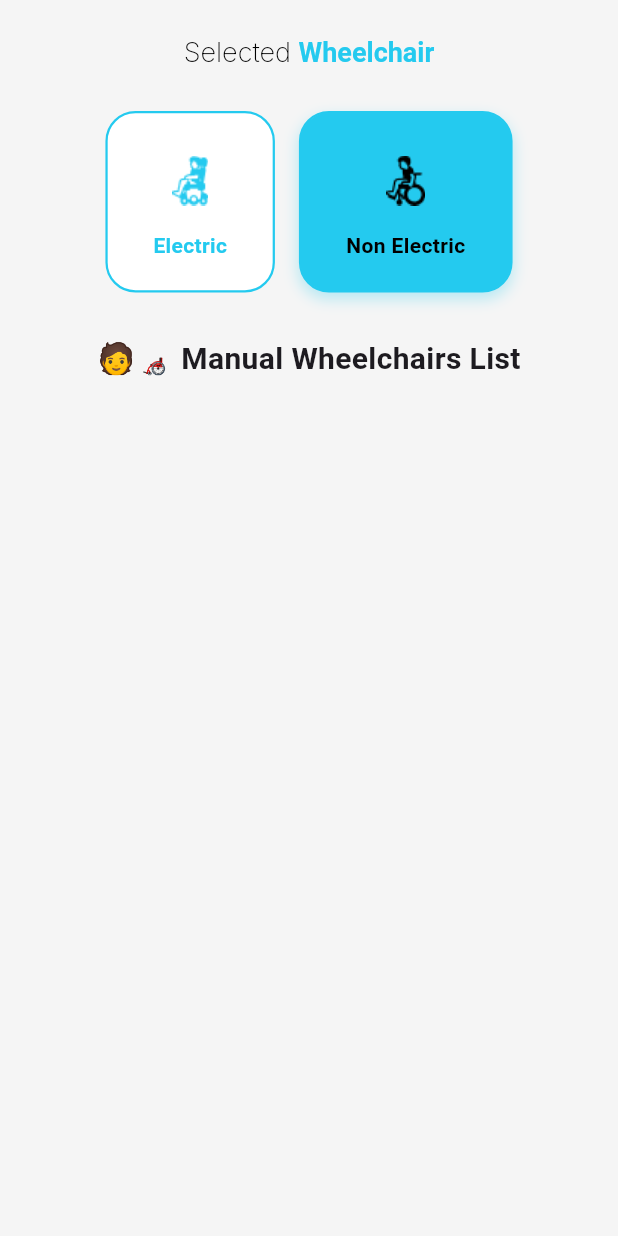
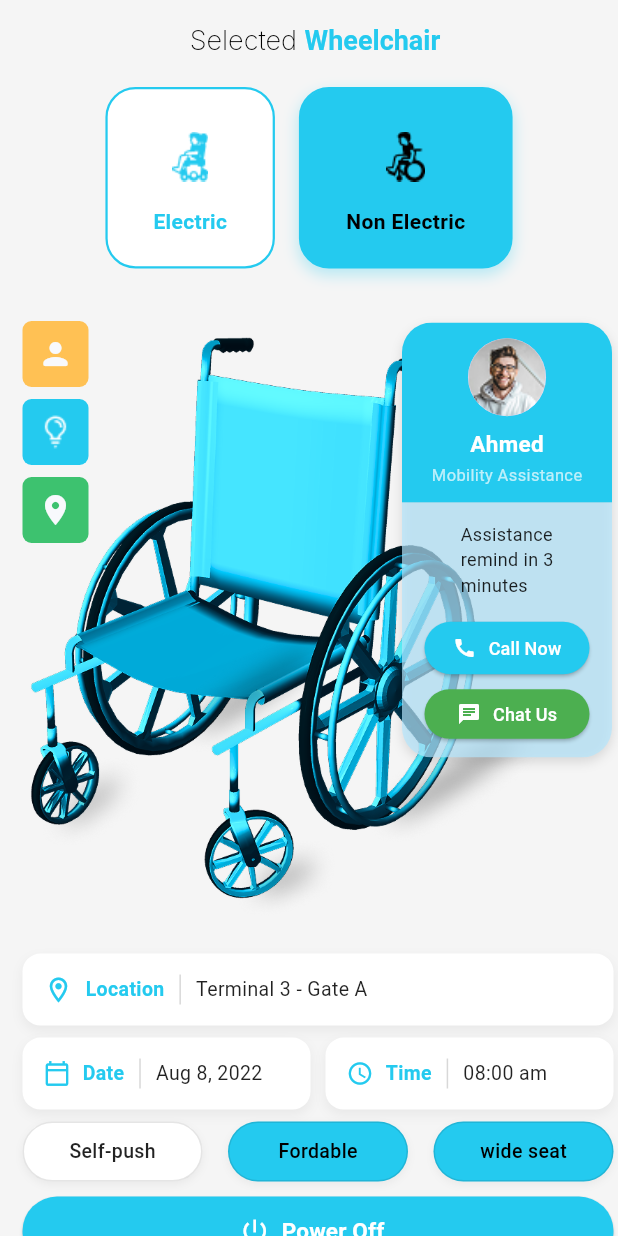
Before and after one commit to Salma28-zahran/hmmam_app, a Flutter app: the HomeScreen screen opened by its route, after a tap on "Non Electric", on a phone screen of 412 x 824 dp. Run offline on Flutter 3.47's test engine with Material 3 defaults, Android fonts, the phone set to English and light mode, and no system bars; our stand-ins replace font_awesome_flutter, google_fonts, pin_code_fields.

Commit message:
Electric tab done Nonelectric tab done

```diff
--- a/lib/core/resources/app_assets_manager.dart
+++ b/lib/core/resources/app_assets_manager.dart
@@ -10,6 +10,18 @@ abstract class AssetsManager {
   static const String notification = "assets/images/png/notification.png";
   static const String cycle = "assets/images/png/cycle.png";
   static const String cycle2 = "assets/images/png/cycle2.png";
+  static const String power = "assets/images/png/power.png";
+  static const String electric = "assets/images/png/electric.png";
+  static const String cart = "assets/images/png/cart.png";
+  static const String lamp = "assets/images/png/lamp.png";
+  static const String none = "assets/images/png/none.png";
+  static const String person = "assets/images/png/person.png";
+
+
+
+
+
+
 
 
 
--- /dev/null
+++ b/lib/features/home/presentation/views/ElectricTabContent.dart
@@ -0,0 +1,241 @@
+import 'package:flutter/material.dart';
+import 'package:hmmam_app/core/resources/app_assets_manager.dart';
+import 'package:hmmam_app/theme/app_theme.dart';
+
+class Electrictabcontent extends StatelessWidget {
+  final double batteryLevel;
+
+  const Electrictabcontent({super.key, required this.batteryLevel});
+
+  @override
+  Widget build(BuildContext context) {
+    double filledHeight = (batteryLevel / 100) * 200;
+
+    return Padding(
+      padding: const EdgeInsets.only(top: 5, left: 15,right: 3),
+      child: Column(
+        children: [
+          Row(
+            mainAxisAlignment: MainAxisAlignment.spaceBetween,
+            crossAxisAlignment: CrossAxisAlignment.start,
+            children: [
+              Column(
+                children: [
+                  Container(
+                    width: 44,
+                    height: 44,
+                    decoration: BoxDecoration(
+                      color: AppColor.yellow,
+                      borderRadius: BorderRadius.circular(6),
+                    ),
+                    child: Image.asset(AssetsManager.power),
+                  ),
+                  SizedBox(height: 8,),
+                  Container(
+                    width: 44,
+                    height: 44,
+                    decoration: BoxDecoration(
+                      color: AppColor.primary,
+                      borderRadius: BorderRadius.circular(6),
+                    ),
+                    child: Icon(Icons.bluetooth, color: AppColor.white,),
+                  ),
+                  SizedBox(height: 8,),
+                  Container(
+                    width: 44,
+                    height: 44,
+                    decoration: BoxDecoration(
+                      color: AppColor.grey3,
+                      borderRadius: BorderRadius.circular(6),
+                    ),
+                    child: Icon(Icons.lock, color: AppColor.grey2,),
+                  ),
+                ],
+              ),
+              SizedBox(width: 30,),
+              Expanded(
+                child: Transform.translate(
+                  offset: const Offset(0, -30),
+                  child: Image.asset(AssetsManager.electric),
+                ),
+              ),
+              Column(
+                children: [
+                  Container(
+                    width: 12,
+                    height: 200,
+                    decoration: BoxDecoration(
+                      color: Color(0xffC3E7F6),
+                      borderRadius: BorderRadius.circular(10),
+                    ),
+                    alignment: Alignment.bottomCenter,
+                    child: Container(
+                      width: 12,
+                      height: filledHeight,
+                      decoration: BoxDecoration(
+                        color: AppColor.primary,
+                        borderRadius: BorderRadius.circular(10),
+                      ),
+                    ),
+                  ),
+                  const SizedBox(height: 8),
+                  Text(
+                    "${batteryLevel.toInt()}",
+                    style: const TextStyle(
+                        fontSize: 16, fontWeight: FontWeight.bold),
+                  ),
+                  const Text(
+                    "Battery%",
+                    style: TextStyle(fontSize: 12, color: Colors.grey),
+                  ),
+                ],
+              ),
+
+            ],
+          ),
+          Row(
+            children: [
+              Container(
+                width: 144,
+                height: 80,
+                decoration: BoxDecoration(
+                  color: AppColor.white,
+                  border: Border.all(
+                    color: AppColor.grey3,
+                  ),
+                  borderRadius: BorderRadius.circular(16),
+                ),
+                child: Padding(
+                  padding: const EdgeInsets.symmetric(horizontal: 16, vertical: 10),
+                  child: Column(
+                    crossAxisAlignment: CrossAxisAlignment.start,
+                    mainAxisAlignment: MainAxisAlignment.center,
+                    children: [
+                      const Text(
+                        "Range",
+                        style: TextStyle(
+                          fontSize: 13,
+                          color: Colors.grey,
+                          fontWeight: FontWeight.w400,
+                        ),
+                      ),
+                      Row(
+                        crossAxisAlignment: CrossAxisAlignment.end,
+                        children: [
+                          const Text(
+                            "100",
+                            style: TextStyle(
+                              fontSize: 26,
+                              fontWeight: FontWeight.bold,
+                              color: Color(0xFF1C1C2E),
+                            ),
+                          ),
+                          const SizedBox(width: 4),
+                          const Text(
+                            "km",
+                            style: TextStyle(
+                              fontSize: 13,
+                              color: Colors.grey,
+                            ),
+                          ),
+                        ],
+                      ),
+                    ],
+                  ),
+                ),
+              ),
+
+
+              SizedBox(width: 20,),
+              Container(
+                width: 200,
+                height: 70,
+                decoration: BoxDecoration(
+                    color: AppColor.primary,
+                    border:Border.all(
+                        color: AppColor.grey3
+                    ),borderRadius: BorderRadius.circular(16),
+                ),
+                child: Row(
+                  crossAxisAlignment: CrossAxisAlignment.center,
+                  children: [
+                    Padding(
+                      padding: const EdgeInsets.only(left: 33),
+                      child: Container(
+                        width: 36,
+                        height: 36,
+                        decoration: BoxDecoration(
+                          color: AppColor.white,
+                          borderRadius: BorderRadius.circular(50),
+                        ),
+                        child: Icon(Icons.power_settings_new_outlined,color: AppColor.primary,),
+                      ),
+
+                    ),
+                    SizedBox(width: 10,),
+                    Text("Power Off",style:AppColor.textwhite,)
+                  ],
+                ),
+              )
+            ],
+          ),
+          Container(
+            width: double.infinity,
+            height: 90,
+            decoration: BoxDecoration(
+              color: Colors.white,
+              border: Border.all(color: Colors.grey.shade300),
+              borderRadius: BorderRadius.circular(16),
+            ),
+            padding: const EdgeInsets.all(12),
+            child: Row(
+              children: [
+                Container(
+                  width: 70,
+                  height: 70,
+                  decoration: BoxDecoration(
+                    borderRadius: BorderRadius.circular(12),
+                    image: DecorationImage(
+                      image: AssetImage(AssetsManager.cart,),
+
+                      fit: BoxFit.contain,
+                    ),
+                  ),
+                ),
+                const SizedBox(width: 15),
+
+                Expanded(
+                  child: Column(
+                    crossAxisAlignment: CrossAxisAlignment.start,
+                    mainAxisAlignment: MainAxisAlignment.center,
+                    children: const [
+                      Text(
+                        "Register Now!",
+                        style: TextStyle(
+                          fontSize: 16,
+                          fontWeight: FontWeight.bold,
+                          color: Color(0xFF1C1C2E),
+                        ),
+                      ),
+                      SizedBox(height: 4),
+                      Text(
+                        "Create or login an account and get more benefits",
+                        style: TextStyle(
+                          fontSize: 13,
+                          color: Colors.grey,
+                          height: 1.3,
+                        ),
+                      ),
+                    ],
+                  ),
+                ),
+              ],
+            ),
+          ),
+
+        ],
+      )
+
+    );
+  }
+}
--- /dev/null
+++ b/lib/features/home/presentation/views/NonElectricTabContent.dart
@@ -0,0 +1,419 @@
+import 'package:flutter/material.dart';
+import 'package:font_awesome_flutter/font_awesome_flutter.dart';
+import 'package:hmmam_app/core/resources/app_assets_manager.dart';
+import 'package:hmmam_app/theme/app_theme.dart';
+
+class Nonelectrictabcontent extends StatelessWidget {
+  const Nonelectrictabcontent({super.key});
+
+  @override
+  Widget build(BuildContext context) {
+    return Padding(
+      padding: const EdgeInsets.only(top: 5, left: 15, right: 3),
+      child: Stack(
+        children: [
+          Column(
+            children: [
+              Row(
+                mainAxisAlignment: MainAxisAlignment.spaceBetween,
+                crossAxisAlignment: CrossAxisAlignment.start,
+                children: [
+                  Column(
+                    children: [
+                      Container(
+                        width: 44,
+                        height: 44,
+                        decoration: BoxDecoration(
+                          color: AppColor.yellow,
+                          borderRadius: BorderRadius.circular(6),
+                        ),
+                        child: Icon(Icons.person_rounded, color: AppColor.white),
+                      ),
+                      const SizedBox(height: 8),
+                      Container(
+                        width: 44,
+                        height: 44,
+                        decoration: BoxDecoration(
+                          color: AppColor.primary,
+                          borderRadius: BorderRadius.circular(6),
+                        ),
+                        child: Image.asset(AssetsManager.lamp),
+                      ),
+                      const SizedBox(height: 8),
+                      Container(
+                        width: 44,
+                        height: 44,
+                        decoration: BoxDecoration(
+                          color: AppColor.green,
+                          borderRadius: BorderRadius.circular(6),
+                        ),
+                        child:
+                        Icon(Icons.location_on_sharp, color: AppColor.white),
+                      ),
+                    ],
+                  ),
+                  Expanded(
+                    child: Transform.translate(
+                      offset: const Offset(-45, -7),
+                      child: Image.asset(AssetsManager.none),
+                    ),
+                  ),
+                ],
+              ),
+      Container(
+        padding: const EdgeInsets.symmetric(horizontal: 14, vertical: 14),
+        decoration: BoxDecoration(
+          color: Colors.white,
+          borderRadius: BorderRadius.circular(12),
+          boxShadow: [
+            BoxShadow(
+              color: Colors.black12.withOpacity(0.05),
+              blurRadius: 6,
+              offset: const Offset(0, 3),
+            ),
+          ],
+        ),
+        child:
+        Row(
+          children: [
+            Icon(Icons.location_on_outlined, color: AppColor.primary, size: 20),
+            const SizedBox(width: 8),
+            const Text(
+              'Location',
+              style: TextStyle(
+                fontWeight: FontWeight.w600,
+                color: AppColor.primary,
+                fontSize: 13,
+              ),
+            ),
+
+            Container(
+              height: 20,
+              width: 1,
+              color: Colors.grey.withOpacity(0.4),
+              margin: const EdgeInsets.symmetric(horizontal: 10),
+            ),
+
+            const Text(
+              'Terminal 3 - Gate A',
+              style: TextStyle(
+                fontSize: 13,
+                color: Colors.black87,
+              ),
+            ),
+          ],
+        ),
+
+      ),
+
+      const SizedBox(height: 8),
+
+      // 🗓️ Date + Time
+      Row(
+        children: [
+          Expanded(
+            child: Container(
+              padding: const EdgeInsets.symmetric(horizontal: 14, vertical: 14),
+              decoration: BoxDecoration(
+                color: Colors.white,
+                borderRadius: BorderRadius.circular(12),
+                boxShadow: [
+                  BoxShadow(
+                    color: Colors.black12.withOpacity(0.05),
+                    blurRadius: 6,
+                    offset: const Offset(0, 3),
+                  ),
+                ],
+              ),
+              child:Row(
+                children: [
+                  Icon(Icons.calendar_today_outlined,
+                      color: AppColor.primary, size: 18),
+                  const SizedBox(width: 8),
+                  const Text(
+                    'Date',
+                    style: TextStyle(
+                      fontWeight: FontWeight.w600,
+                      color: AppColor.primary,
+                      fontSize: 13,
+                    ),
+                  ),
+
+                  Container(
+                    height: 20,
+                    width: 1,
+                    color: Colors.grey.withOpacity(0.4),
+                    margin: const EdgeInsets.symmetric(horizontal: 10),
+                  ),
+
+                  const Text(
+                    'Aug 8, 2022',
+                    style: TextStyle(fontSize: 13, color: Colors.black87),
+                  ),
+                ],
+              ),
+
+            ),
+          ),
+          const SizedBox(width: 10),
+          Expanded(
+            child: Container(
+              padding: const EdgeInsets.symmetric(horizontal: 14, vertical: 14),
+              decoration: BoxDecoration(
+                color: Colors.white,
+                borderRadius: BorderRadius.circular(12),
+                boxShadow: [
+                  BoxShadow(
+                    color: Colors.black12.withOpacity(0.05),
+                    blurRadius: 6,
+                    offset: const Offset(0, 3),
+                  ),
+                ],
+              ),
+              child:
+              Row(
+                children: [
+                  // ⏰ Time label
+                  Row(
+                    children: [
+                      Icon(Icons.access_time_outlined,
+                          color: AppColor.primary, size: 18),
+                      const SizedBox(width: 8),
+                      const Text(
+                        'Time',
+                        style: TextStyle(
+                          fontWeight: FontWeight.w600,
+                          color: AppColor.primary,
+                          fontSize: 13,
+                        ),
+                      ),
+                    ],
+                  ),
+
+                  Container(
+                    height: 20,
+                    width: 1,
+                    color: Colors.grey.withOpacity(0.4),
+                    margin: const EdgeInsets.symmetric(horizontal: 10),
+                  ),
+
+                  const Text(
+                    '08:00 am',
+                    style: TextStyle(fontSize: 13, color: Colors.black87),
+                  ),
+                ],
+              ),
+
+            ),
+          ),
+        ],
+      ),
+
+      const SizedBox(height: 8),
+
+      // 🏷️ Tags
+      Row(
+        mainAxisAlignment: MainAxisAlignment.spaceBetween,
+        children: [
+          _buildTag('Self-push', Colors.white, Colors.black87),
+          _buildTag('Fordable', AppColor.primary, Colors.black),
+          _buildTag('wide seat', AppColor.primary, Colors.black),
+        ],
+      ),
+
+      const SizedBox(height: 10),
+
+      // 🔘 Power Off button
+      SizedBox(
+        width: double.infinity,
+        height: 46,
+        child: ElevatedButton.icon(
+          style: ElevatedButton.styleFrom(
+            backgroundColor: AppColor.primary,
+            shape: RoundedRectangleBorder(
+              borderRadius: BorderRadius.circular(25),
+            ),
+          ),
+          onPressed: () {},
+          icon: const Icon(Icons.power_settings_new,
+              color: Colors.white, size: 20),
+          label: const Text(
+            'Power Off',
+            style: TextStyle(
+              color: Colors.white,
+              fontWeight: FontWeight.w600,
+              fontSize: 15,
+            ),
+          ),
+        ),
+      ),
+      ],
+
+
+
+
+
+
+
+          ),
+          Positioned(
+            right: 1,
+            top: 1,
+            child:Container(
+              width: 140,
+              height: 290,
+              decoration: BoxDecoration(
+                borderRadius: BorderRadius.circular(20),
+                boxShadow: [
+                  BoxShadow(
+                    color: Colors.black12,
+                    blurRadius: 6,
+                    offset: const Offset(0, 3),
+                  ),
+                ],
+              ),
+              child: ClipRRect(
+                borderRadius: BorderRadius.circular(20),
+                child: Column(
+                  children: [
+                    Container(
+                      height: 120,
+                      width: 160,
+                      color: AppColor.primary,
+                      child: Column(
+                        mainAxisAlignment: MainAxisAlignment.center,
+                        children: [
+                          const CircleAvatar(
+                            radius: 26,
+                            backgroundImage: AssetImage(AssetsManager.person),
+                          ),
+                          const SizedBox(height: 8),
+                          const Text(
+                            'Ahmed',
+                            style: TextStyle(
+                              color: Colors.white,
+                              fontWeight: FontWeight.bold,
+                              fontSize: 15,
+                            ),
+                          ),
+                          const SizedBox(height: 2),
+                          const Text(
+                            'Mobility Assistance',
+                            style: TextStyle(
+                              color: Colors.white70,
+                              fontSize: 11,
+                            ),
+                          ),
+                        ],
+                      ),
+                    ),
+
+                    Expanded(
+                      child: Container(
+                        width: 140,
+                        height: 210,
+                        color: Colors.lightBlue.shade100.withOpacity(0.7),
+                        padding: const EdgeInsets.symmetric(horizontal: 12, vertical: 12),
+                        child: Column(
+                          crossAxisAlignment: CrossAxisAlignment.center,
+                          mainAxisAlignment: MainAxisAlignment.center,
+                          children: [
+                            Padding(
+                              padding: const EdgeInsets.only(left: 27),
+                              child: Text(
+                                'Assistance\nremind in 3 minutes',
+                                style: TextStyle(
+                                  color: Colors.black87,
+                                  fontSize: 12,
+                                  height: 1.4,
+
+                                ),
+                              ),
+                            ),
+                            const SizedBox(height: 16),
+
+                            /// زر Call Now
+                            SizedBox(
+                              width: 110,
+                              height: 35,
+                              child: ElevatedButton.icon(
+                                style: ElevatedButton.styleFrom(
+                                  backgroundColor: AppColor.primary,
+                                  shape: RoundedRectangleBorder(
+                                    borderRadius: BorderRadius.circular(30),
+                                  ),
+                                  padding: const EdgeInsets.symmetric(vertical: 8),
+                                ),
+                                onPressed: () {},
+                                icon: const Icon(Icons.call, size: 16, color: Colors.white),
+                                label: const Text(
+                                  'Call Now',
+                                  style: TextStyle(fontSize: 12, color: Colors.white),
+                                ),
+                              ),
+                            ),
+                            const SizedBox(height: 10),
+
+                            SizedBox(
+                              width: 110,
+                              height: 33,
+                              child: ElevatedButton.icon(
+                                style: ElevatedButton.styleFrom(
+                                  backgroundColor: Colors.green,
+                                  shape: RoundedRectangleBorder(
+                                    borderRadius: BorderRadius.circular(30),
+                                  ),
+                                  padding: const EdgeInsets.symmetric(vertical: 8),
+                                ),
+                                onPressed: () {},
+                                icon: const Icon(Icons.chat, size: 16, color: Colors.white),
+                                label: const Text(
+                                  'Chat Us',
+                                  style: TextStyle(fontSize: 12, color: Colors.white),
+                                ),
+                              ),
+                            ),
+                          ],
+                        ),
+                      ),
+                    ),
+                  ],
+                ),
+              ),
+            )
+          ),
+        ],
+      ),
+
+    );
+  }
+Widget _buildTag(String text, Color bg, Color textColor) {
+  return
+    Container(
+      width: 120,
+    height: 40,
+    decoration: BoxDecoration(
+      color: bg,
+      borderRadius: BorderRadius.circular(22),
+      border: Border.all(color: Colors.black12.withOpacity(0.1)),
+      boxShadow: [
+        BoxShadow(
+          color: Colors.black12.withOpacity(0.05),
+          blurRadius: 4,
+          offset: const Offset(0, 2),
+        ),
+      ],
+    ),
+    child: Center(
+      child: Text(
+        text,
+        style: TextStyle(
+          color: textColor,
+          fontSize: 13,
+          fontWeight: FontWeight.w500,
+        ),
+      ),
+    ),
+  );
+}
+}
--- a/lib/features/home/presentation/views/home_screen.dart
+++ b/lib/features/home/presentation/views/home_screen.dart
@@ -15,7 +15,7 @@ class HomeScreen extends StatelessWidget {
             const SizedBox(height: 16),
 
             Padding(
-              padding: const EdgeInsets.all(8.0),
+              padding: const EdgeInsets.only(left: 8),
               child: RichText(
                 text: TextSpan(
                   children: [
--- a/lib/features/home/presentation/widgets/WheelchairTypeWidget.dart
+++ b/lib/features/home/presentation/widgets/WheelchairTypeWidget.dart
@@ -1,4 +1,6 @@
 import 'package:flutter/material.dart';
+import 'package:hmmam_app/features/home/presentation/views/ElectricTabContent.dart';
+import 'package:hmmam_app/features/home/presentation/views/NonElectricTabContent.dart';
 import 'package:hmmam_app/theme/app_theme.dart';
 
 class WheelchairTypeWidget extends StatefulWidget {
@@ -93,22 +95,11 @@ class _WheelchairTypeWidgetState extends State<WheelchairTypeWidget> {
   }
 
   Widget _buildElectricBody() {
-    return Container(
-      key: const ValueKey('electric'),
-      child: const Text(
-        '⚡ Electric Wheelchairs List',
-        style: TextStyle(fontSize: 20, fontWeight: FontWeight.bold),
-      ),
-    );
+    return Electrictabcontent(batteryLevel: 50);
   }
 
+
   Widget _buildNonElectricBody() {
-    return Container(
-      key: const ValueKey('non-electric'),
-      child: const Text(
-        '🧑‍🦽 Manual Wheelchairs List',
-        style: TextStyle(fontSize: 20, fontWeight: FontWeight.bold),
-      ),
-    );
+    return Nonelectrictabcontent();
   }
 }
--- a/lib/theme/app_theme.dart
+++ b/lib/theme/app_theme.dart
@@ -28,6 +28,8 @@ class AppColor {
 
   static const Color grey = Color(0xff666666);
   static const Color grey2 = Color.fromARGB(255, 66, 66, 66);
+  static const Color grey3 = Color(0xffdcd4d4);
+
   static const Color greylite200 = Color(0xFFEEEEEE);
   static const Color black = Color(0xff000000);
   static const Color white = Color(0xffF8F9FD);
@@ -41,6 +43,11 @@ class AppColor {
   static const Color pink2 = Color(0xffEC4899);
   static const Color orange = Color(0xffFFF1E6);
   static const Color orange2 = Color(0xffFF9B4D);
+  static const Color yellow = Color(0xffFFC154);
+  static const Color green = Color(0xff3DC26F);
+
+
+
 
 
 
@@ -124,6 +131,9 @@ class AppColor {
   static TextStyle textprimary =GoogleFonts.inter(
       fontSize: 12, color: AppColor.primary, fontWeight: FontWeight.w400);
 
+  static TextStyle textwhite =GoogleFonts.plusJakartaSans(
+      fontSize: 16, color: AppColor.white, fontWeight: FontWeight.w800);
+
 
 
 
```
Also changed, not shown: assets/images/png/cart.png (added), assets/images/png/electric.png (added), assets/images/png/lamp.png (added), assets/images/png/none.png (added), assets/images/png/person.png (added), assets/images/png/power.png (added), 24 other files.
